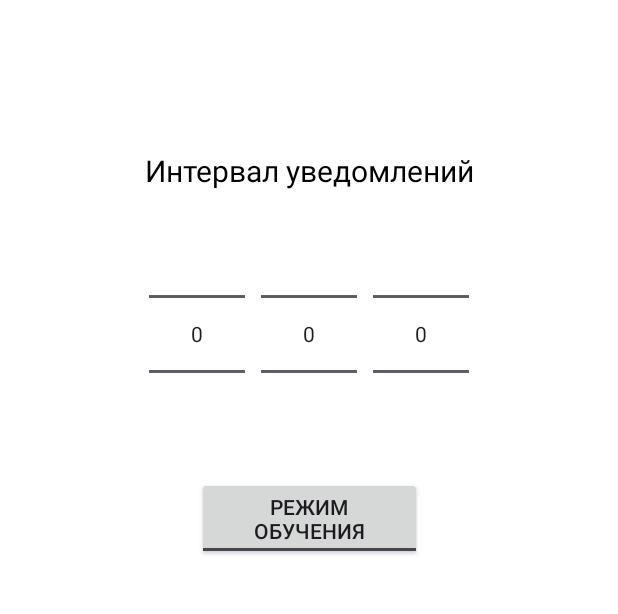
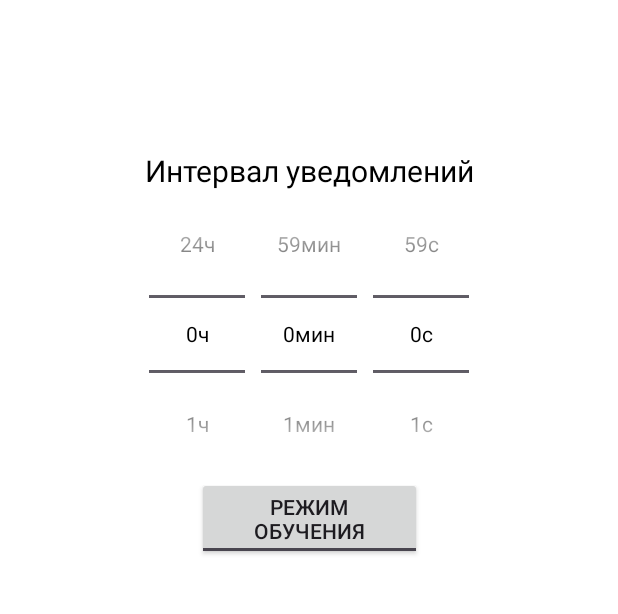
Before and after one commit to SoulsHunter352/LearningEnglish, an Android app: the screen it shows after launch (MainActivity), on a phone screen of 412 x 824 dp, the part 215-829 px from its top. Run offline under Robolectric (Android 15) with nearby library versions, the phone set to English and light mode, and no system bars.

Commit message:
Закончил с дизайном

```diff
--- /dev/null
+++ b/app/src/main/java/com/example/learningenglish/CustomNumberPicker.java
@@ -0,0 +1,16 @@
+package com.example.learningenglish;
+
+import android.content.Context;
+import android.util.AttributeSet;
+import android.view.ContextThemeWrapper;
+import android.widget.NumberPicker;
+
+public class CustomNumberPicker extends NumberPicker {
+    public CustomNumberPicker(Context context) {
+        super(context);
+    }
+    public CustomNumberPicker(Context context, AttributeSet attrs) {
+        // wrap the current context in the style we defined before
+        super(new ContextThemeWrapper(context, R.style.MyNumberPicker), attrs);
+    }
+}
--- a/app/src/main/java/com/example/learningenglish/MainActivity.java
+++ b/app/src/main/java/com/example/learningenglish/MainActivity.java
@@ -1,11 +1,16 @@
 package com.example.learningenglish;
 
+import android.graphics.Color;
+import android.os.Build;
 import android.os.Bundle;
+import android.util.Log;
+import android.view.View;
+import android.widget.EditText;
 import android.widget.NumberPicker;
-import android.widget.TimePicker;
 
 import androidx.activity.EdgeToEdge;
 import androidx.appcompat.app.AppCompatActivity;
+import androidx.core.content.ContextCompat;
 import androidx.core.graphics.Insets;
 import androidx.core.view.ViewCompat;
 import androidx.core.view.WindowInsetsCompat;
@@ -29,9 +34,41 @@ public class MainActivity extends AppCompatActivity {
         hoursPicker = findViewById(R.id.hours_picker);
         minutesPicker = findViewById(R.id.minutes_picker);
         secondsPicker = findViewById(R.id.seconds_picker);
+        configureNumberPickers();
     }
 
     protected void configureNumberPickers(){
+        configureHoursPicker();
+        configureMinutesPicker();
+        configureSecondsPicker();
+    }
 
+    protected void configureHoursPicker(){
+        hoursPicker.setMinValue(0);
+        hoursPicker.setMaxValue(24);
+        String[] hours = new String[25];
+        for(int i = 0; i < 25; i++){
+            hours[i] = i + "ч";
+        }
+        hoursPicker.setDisplayedValues(hours);
+    }
+
+    protected void configureMinutesPicker(){
+        minutesPicker.setMinValue(0);
+        minutesPicker.setMaxValue(59);
+        String[] minutes = new String[60];
+        for(int i = 0; i < 60; i++){
+            minutes[i] = i + "мин";
+        }
+        minutesPicker.setDisplayedValues(minutes);
+    }
+    protected void configureSecondsPicker(){
+        secondsPicker.setMinValue(0);
+        secondsPicker.setMaxValue(59);
+        String[] seconds = new String[60];
+        for(int i = 0; i < 60; i++){
+            seconds[i] = i + "с";
+        }
+        secondsPicker.setDisplayedValues(seconds);
     }
 }
--- a/app/src/main/res/layout/activity_main.xml
+++ b/app/src/main/res/layout/activity_main.xml
@@ -40,25 +40,21 @@
         app:layout_constraintRight_toRightOf="parent"
         app:layout_constraintTop_toBottomOf="@id/notification_label"
         android:id="@+id/notification_time">
-        <NumberPicker
+        <com.example.learningenglish.CustomNumberPicker
             android:layout_width="wrap_content"
             android:layout_height="wrap_content"
-            app:layout_constraintLeft_toLeftOf="parent"
+            android:textColor="@color/black"
             android:layout_margin="5dp"
             android:id="@+id/hours_picker"/>
-        <NumberPicker
+        <com.example.learningenglish.CustomNumberPicker
             android:layout_width="wrap_content"
             android:layout_height="wrap_content"
             android:id="@+id/minutes_picker"
-            app:layout_constraintLeft_toRightOf="@id/hours_picker"
-            app:layout_constraintRight_toLeftOf="@id/seconds_picker"
             android:layout_margin="5dp"
             />
-        <NumberPicker
+        <com.example.learningenglish.CustomNumberPicker
             android:layout_width="wrap_content"
             android:layout_height="wrap_content"
-            app:layout_constraintLeft_toRightOf="@id/minutes_picker"
-            app:layout_constraintRight_toRightOf="parent"
             android:layout_margin="5dp"
             android:id="@+id/seconds_picker"
             />
--- /dev/null
+++ b/app/src/main/res/values/styles.xml
@@ -0,0 +1,6 @@
+<?xml version="1.0" encoding="utf-8"?>
+<resources>
+    <style name="MyNumberPicker">
+        <item name="android:editTextColor">@android:color/black</item>
+    </style>
+</resources>
```
